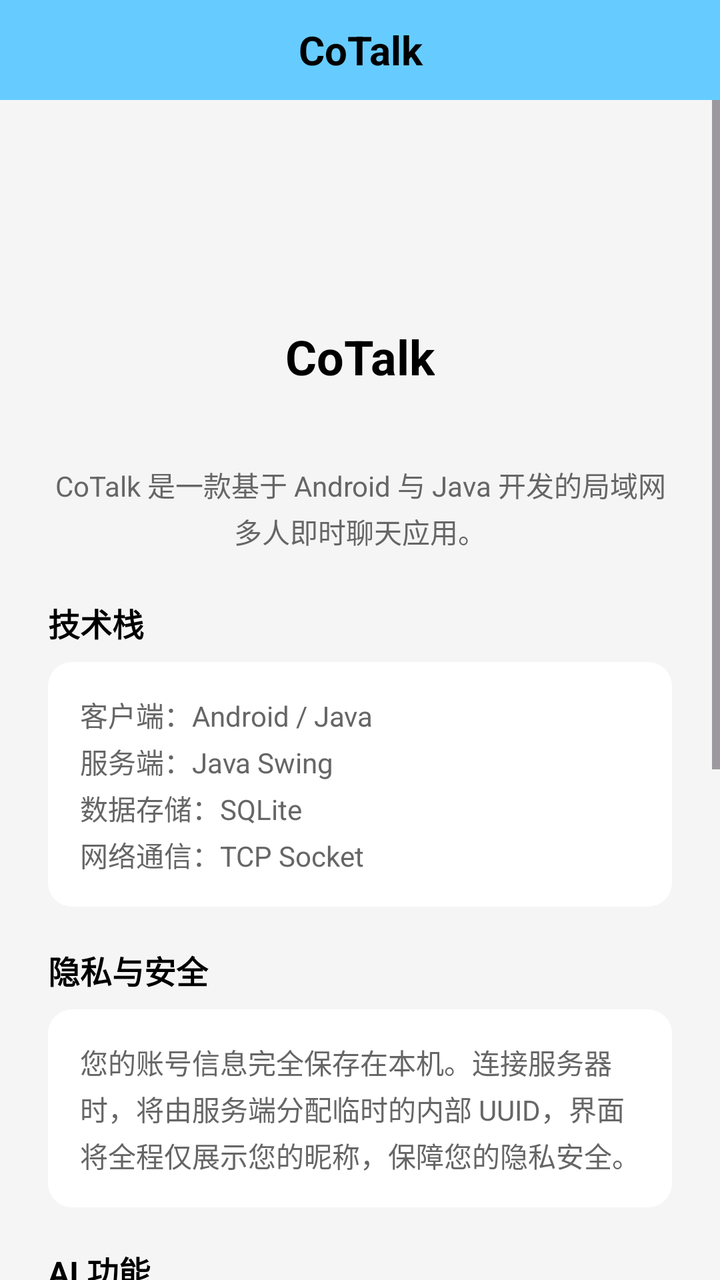
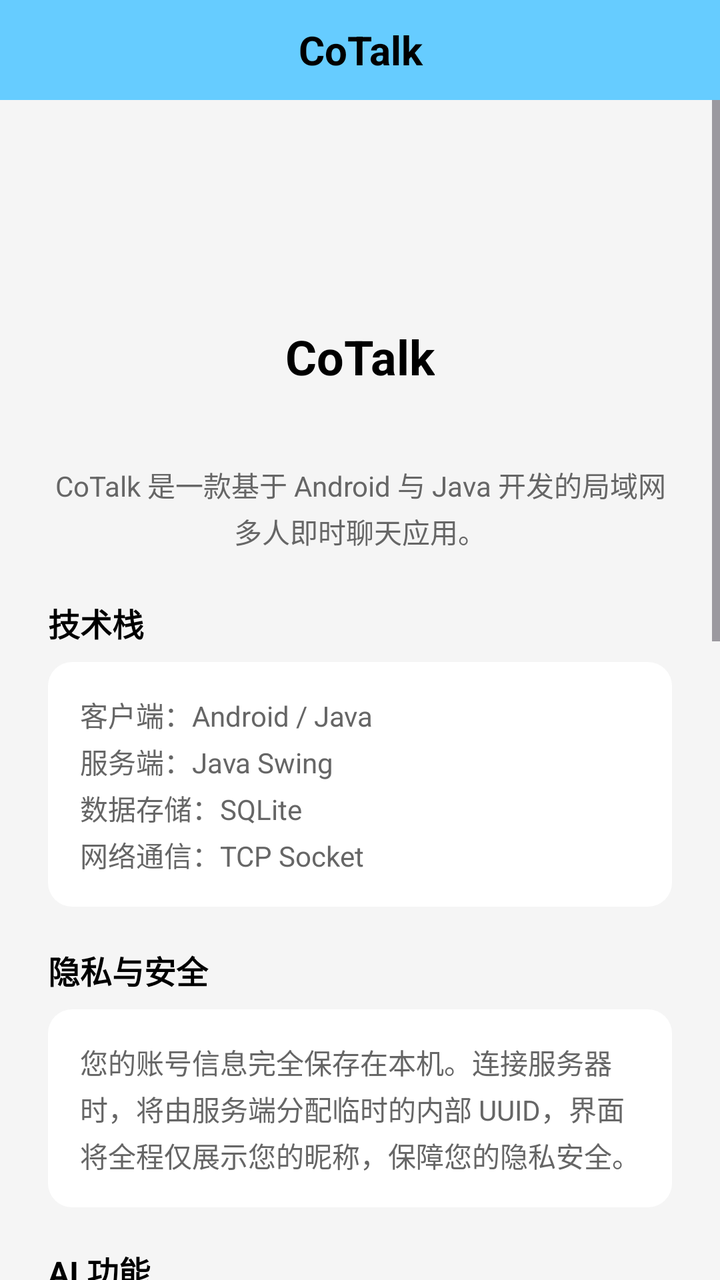

An Android layout rendered at two revisions. The XML below is the earlier revision; the diff shows what the commit changed to produce the second picture.
<!-- AndroidManifest.xml: application theme Theme.CoTalkProject -->
<!-- res/layout/activity_about.xml -->
<?xml version="1.0" encoding="utf-8"?>
<LinearLayout xmlns:android="http://schemas.android.com/apk/res/android"
    xmlns:tools="http://schemas.android.com/tools"
    android:id="@+id/about_root"
    android:layout_width="match_parent"
    android:layout_height="match_parent"
    android:background="@color/bg_page"
    android:orientation="vertical"
    tools:context=".ui.about.AboutActivity">

    <include
        android:id="@+id/title_bar"
        layout="@layout/layout_title_bar"
        android:layout_width="match_parent"
        android:layout_height="wrap_content" />

    <ScrollView
        android:layout_width="match_parent"
        android:layout_height="0dp"
        android:layout_weight="1"
        android:clipToPadding="false"
        android:fillViewport="true"
        android:overScrollMode="never">

        <LinearLayout
            android:layout_width="match_parent"
            android:layout_height="wrap_content"
            android:gravity="center_horizontal"
            android:orientation="vertical"
            android:paddingStart="24dp"
            android:paddingTop="28dp"
            android:paddingEnd="24dp"
            android:paddingBottom="28dp">

            <ImageView
                android:layout_width="72dp"
                android:layout_height="72dp"
                android:contentDescription="@string/app_name"
                android:src="@mipmap/ic_launcher" />

            <TextView
                android:layout_width="wrap_content"
                android:layout_height="wrap_content"
                android:layout_marginTop="12dp"
                android:text="@string/app_name"
                android:textColor="@color/text_primary"
                android:textSize="24sp"
                android:textStyle="bold" />

            <TextView
                android:id="@+id/tv_version"
                android:layout_width="wrap_content"
                android:layout_height="wrap_content"
                android:layout_marginTop="4dp"
                android:textColor="@color/text_hint"
                android:textSize="13sp" />

            <TextView
                android:layout_width="match_parent"
                android:layout_height="wrap_content"
                android:layout_marginTop="16dp"
                android:gravity="center"
                android:lineSpacingExtra="3dp"
                android:text="@string/about_description"
                android:textColor="@color/text_secondary"
                android:textSize="14sp" />

            <TextView
                android:layout_width="match_parent"
                android:layout_height="wrap_content"
                android:layout_marginTop="24dp"
                android:text="@string/about_tech_title"
                android:textColor="@color/text_primary"
                android:textSize="16sp"
                android:textStyle="bold" />

            <TextView
                android:layout_width="match_parent"
                android:layout_height="wrap_content"
                android:layout_marginTop="8dp"
                android:background="@drawable/bg_card"
                android:lineSpacingExtra="3dp"
                android:padding="16dp"
                android:text="@string/about_tech_body"
                android:textColor="@color/text_secondary"
                android:textSize="14sp" />

            <TextView
                android:layout_width="match_parent"
                android:layout_height="wrap_content"
                android:layout_marginTop="20dp"
                android:text="@string/about_identity_title"
                android:textColor="@color/text_primary"
                android:textSize="16sp"
                android:textStyle="bold" />

            <TextView
                android:layout_width="match_parent"
                android:layout_height="wrap_content"
                android:layout_marginTop="8dp"
                android:background="@drawable/bg_card"
                android:lineSpacingExtra="3dp"
                android:padding="16dp"
                android:text="@string/about_identity_body"
                android:textColor="@color/text_secondary"
                android:textSize="14sp" />

            <TextView
                android:layout_width="match_parent"
                android:layout_height="wrap_content"
                android:layout_marginTop="20dp"
                android:text="@string/about_ai_title"
                android:textColor="@color/text_primary"
                android:textSize="16sp"
                android:textStyle="bold" />

            <TextView
                android:layout_width="match_parent"
                android:layout_height="wrap_content"
                android:layout_marginTop="8dp"
                android:background="@drawable/bg_card"
                android:lineSpacingExtra="3dp"
                android:padding="16dp"
                android:text="@string/about_ai_body"
                android:textColor="@color/text_secondary"
                android:textSize="14sp" />

            <TextView
                android:layout_width="match_parent"
                android:layout_height="wrap_content"
                android:layout_marginTop="20dp"
                android:text="@string/about_author_title"
                android:textColor="@color/text_primary"
                android:textSize="16sp"
                android:textStyle="bold" />

            <TextView
                android:layout_width="match_parent"
                android:layout_height="wrap_content"
                android:layout_marginTop="8dp"
                android:background="@drawable/bg_card"
                android:padding="16dp"
                android:text="@string/about_author_placeholder"
                android:textColor="@color/text_secondary"
                android:textSize="14sp" />
        </LinearLayout>
    </ScrollView>

</LinearLayout>
<!-- res/layout/layout_title_bar.xml (included above) -->
<?xml version="1.0" encoding="utf-8"?>
<androidx.constraintlayout.widget.ConstraintLayout xmlns:android="http://schemas.android.com/apk/res/android"
    xmlns:app="http://schemas.android.com/apk/res-auto"
    android:layout_width="match_parent"
    android:layout_height="wrap_content"
    android:minHeight="50dp"
    android:background="@drawable/bg_title_bar">

    <TextView
        android:id="@+id/btn_back"
        android:layout_width="80dp"
        android:layout_height="50dp"
        android:background="?attr/selectableItemBackground"
        android:contentDescription="@string/back"
        android:gravity="center"
        android:text="@string/back"
        android:textColor="@color/text_primary"
        android:textSize="16sp"
        android:visibility="gone"
        app:layout_constraintStart_toStartOf="parent"
        app:layout_constraintTop_toTopOf="parent" />

    <TextView
        android:id="@+id/tv_title"
        android:layout_width="0dp"
        android:layout_height="50dp"
        android:gravity="center"
        android:singleLine="true"
        android:text="@string/title_home"
        android:textColor="@color/text_primary"
        android:textSize="20sp"
        android:textStyle="bold"
        app:layout_constraintEnd_toEndOf="parent"
        app:layout_constraintStart_toStartOf="parent"
        app:layout_constraintTop_toTopOf="parent" />

    <LinearLayout
        android:id="@+id/ll_actions"
        android:layout_width="wrap_content"
        android:layout_height="50dp"
        android:gravity="center_vertical"
        android:orientation="horizontal"
        android:paddingStart="4dp"
        android:paddingEnd="4dp"
        android:visibility="gone"
        app:layout_constraintEnd_toEndOf="parent"
        app:layout_constraintTop_toTopOf="parent">

        <ImageButton
            android:id="@+id/btn_action_server_info"
            android:layout_width="48dp"
            android:layout_height="48dp"
            android:background="?attr/selectableItemBackgroundBorderless"
            android:contentDescription="@string/server_info"
            android:padding="12dp"
            android:scaleType="centerInside"
            android:src="@drawable/ic_info"
            android:tint="@color/text_primary"
            android:visibility="gone" />

        <ImageButton
            android:id="@+id/btn_action_settings"
            android:layout_width="48dp"
            android:layout_height="48dp"
            android:background="?attr/selectableItemBackgroundBorderless"
            android:contentDescription="@string/settings"
            android:padding="12dp"
            android:scaleType="centerInside"
            android:src="@drawable/ic_settings"
            android:tint="@color/text_primary"
            android:visibility="gone" />

        <ImageButton
            android:id="@+id/btn_action_about"
            android:layout_width="48dp"
            android:layout_height="48dp"
            android:background="?attr/selectableItemBackgroundBorderless"
            android:contentDescription="@string/about"
            android:padding="12dp"
            android:scaleType="centerInside"
            android:src="@drawable/ic_about"
            android:tint="@color/text_primary"
            android:visibility="gone" />

    </LinearLayout>

</androidx.constraintlayout.widget.ConstraintLayout>
<!-- resources referenced by this layout -->
<resources>
  <color name="bg_page">#FFF5F5F5</color>
  <color name="text_hint">#FF999999</color>
  <color name="text_primary">#FF000000</color>
  <color name="text_secondary">#FF666666</color>
  <!-- drawable bg_card (drawable) -->
  <?xml version="1.0" encoding="utf-8"?>
  <shape xmlns:android="http://schemas.android.com/apk/res/android"
      android:shape="rectangle">
      <solid android:color="@color/white" />
      <corners android:radius="12dp" />
  </shape>
  <!-- drawable bg_title_bar (drawable) -->
  <?xml version="1.0" encoding="utf-8"?>
  <shape xmlns:android="http://schemas.android.com/apk/res/android"
      android:shape="rectangle">
  
      <solid android:color="@color/blue_ty" />
  
  </shape>
  <!-- drawable ic_about (drawable) -->
  <?xml version="1.0" encoding="utf-8"?>
  <vector xmlns:android="http://schemas.android.com/apk/res/android"
      android:width="24dp"
      android:height="24dp"
      android:viewportWidth="24"
      android:viewportHeight="24">
      <path
          android:fillColor="@color/text_primary"
          android:pathData="M12,2C6.48,2 2,6.48 2,12s4.48,10 10,10 10,-4.48 10,-10S17.52,2 12,2zM13,17h-2v-6h2v6zM13,9h-2V7h2v2z" />
  </vector>
  <!-- drawable ic_info (drawable) -->
  <?xml version="1.0" encoding="utf-8"?>
  <vector xmlns:android="http://schemas.android.com/apk/res/android"
      android:width="24dp"
      android:height="24dp"
      android:viewportWidth="24"
      android:viewportHeight="24">
      <path
          android:fillColor="#FF000000"
          android:pathData="M11,17h2v-6h-2v6zM12,2C6.48,2 2,6.48 2,12s4.48,10 10,10 10,-4.48 10,-10S17.52,2 12,2zM12,20c-4.41,0 -8,-3.59 -8,-8s3.59,-8 8,-8 8,3.59 8,8 -3.59,8 -8,8zM11,9h2V7h-2v2z" />
  </vector>
  <!-- mipmap ic_launcher (mipmap-anydpi) -->
  <?xml version="1.0" encoding="utf-8"?>
  <adaptive-icon xmlns:android="http://schemas.android.com/apk/res/android">
      <background android:drawable="@color/ic_launcher_background" />
      <foreground android:drawable="@mipmap/ic_launcher_foreground" />
  </adaptive-icon>
  <string name="about">关于</string>
  <string name="about_ai_body">“大肥鱼”是服务端可选配置的 AI 群友，由服务端 AI 接口驱动。\n- 被 @ 时必定回复；\n- 提到关键词时大概率参与；\n- 其他消息也可能随机参与；\n- 若服务端未启用或未配置 API Key，AI 群友将不会出现在房间中。</string>
  <string name="about_ai_title">AI 功能</string>
  <string name="about_author_placeholder">作者：何似小浩\n\nGitHub 开源仓库：\n - CoTalk 客户端：https://github.com/hesixiaohao666/CoTalk \n - CoTalk 服务端：https://github.com/hesixiaohao666/CoTalk-Server </string>
  <string name="about_author_title">开发信息</string>
  <string name="about_description">CoTalk 是一款基于 Android 与 Java 开发的局域网多人即时聊天应用。</string>
  <string name="about_identity_body">您的账号信息完全保存在本机。连接服务器时，将由服务端分配临时的内部 UUID，界面将全程仅展示您的昵称，保障您的隐私安全。</string>
  <string name="about_identity_title">隐私与安全</string>
  <string name="about_tech_body">客户端：Android / Java\n服务端：Java Swing\n数据存储：SQLite\n网络通信：TCP Socket</string>
  <string name="about_tech_title">技术栈</string>
  <string name="app_name">CoTalk</string>
  <string name="back">&lt; 返回</string>
  <string name="server_info">房间信息</string>
  <string name="settings">设置</string>
  <string name="title_home">CoTalk</string>
  <style name="Theme.CoTalkProject" parent="Base.Theme.CoTalkProject" />
  <color name="white">#FFFFFFFF</color>
  <color name="blue_ty">#FF66CCFF</color>
  <color name="ic_launcher_background">#FF4499FF</color>
  <color name="blue_dark">#FF33B5E5</color>
  <!-- unchanged entries left out for length: 2 -->
</resources>

<!-- the commit's change to res/layout/activity_about.xml (unified diff, before → after) -->
@@ -129,12 +129,55 @@
                 android:layout_width="match_parent"
                 android:layout_height="wrap_content"
                 android:layout_marginTop="20dp"
+                android:text="@string/about_changelog_title"
+                android:textColor="@color/text_primary"
+                android:textSize="16sp"
+                android:textStyle="bold" />
+
+            <LinearLayout
+                android:layout_width="match_parent"
+                android:layout_height="wrap_content"
+                android:layout_marginTop="8dp"
+                android:background="@drawable/bg_card"
+                android:orientation="vertical"
+                android:padding="16dp">
+
+                <TextView
+                    android:id="@+id/tv_changelog_version"
+                    android:layout_width="match_parent"
+                    android:layout_height="wrap_content"
+                    android:textColor="@color/text_secondary"
+                    android:textSize="14sp" />
+
+                <TextView
+                    android:id="@+id/tv_changelog_date"
+                    android:layout_width="match_parent"
+                    android:layout_height="wrap_content"
+                    android:layout_marginTop="4dp"
+                    android:textColor="@color/text_secondary"
+                    android:textSize="14sp" />
+
+                <TextView
+                    android:layout_width="match_parent"
+                    android:layout_height="wrap_content"
+                    android:layout_marginTop="8dp"
+                    android:lineSpacingExtra="3dp"
+                    android:text="@string/about_changelog_body"
+                    android:textColor="@color/text_secondary"
+                    android:textSize="14sp" />
+            </LinearLayout>
+
+            <TextView
+                android:layout_width="match_parent"
+                android:layout_height="wrap_content"
+                android:layout_marginTop="20dp"
                 android:text="@string/about_author_title"
                 android:textColor="@color/text_primary"
                 android:textSize="16sp"
                 android:textStyle="bold" />
 
             <TextView
+                android:id="@+id/tv_author"
                 android:layout_width="match_parent"
                 android:layout_height="wrap_content"
                 android:layout_marginTop="8dp"
<!-- resource entries referenced after the edit -->
@@ -52,6 +52,8 @@
   <string name="about_ai_title">AI 功能</string>
   <string name="about_author_placeholder">作者：何似小浩\n\nGitHub 开源仓库：\n - CoTalk 客户端：https://github.com/hesixiaohao666/CoTalk \n - CoTalk 服务端：https://github.com/hesixiaohao666/CoTalk-Server </string>
   <string name="about_author_title">开发信息</string>
+  <string name="about_changelog_body">更新内容：\n- 新增图片、表情包与语音消息接口占位\n- 输入栏改版，新增表情包、相册与拍摄入口\n- 新增会话草稿、自动登录与自动连接\n- 新增 7 天云端消息同步与附件容量清理</string>
+  <string name="about_changelog_title">更新日志</string>
   <string name="about_description">CoTalk 是一款基于 Android 与 Java 开发的局域网多人即时聊天应用。</string>
   <string name="about_identity_body">您的账号信息完全保存在本机。连接服务器时，将由服务端分配临时的内部 UUID，界面将全程仅展示您的昵称，保障您的隐私安全。</string>
   <string name="about_identity_title">隐私与安全</string>
